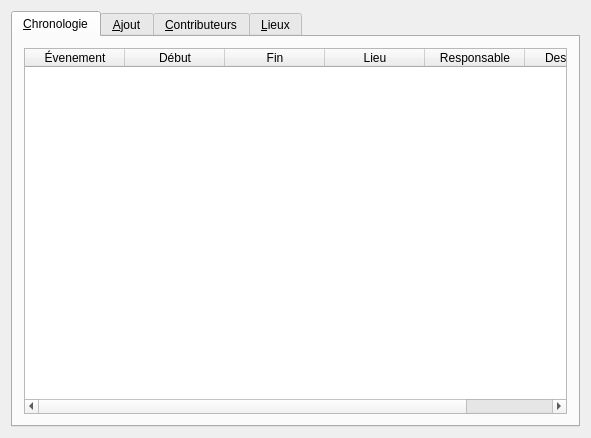
Old version of the form Programmation/Codes fonctionnels/ChonoEdit/chronoedit.ui in the repository mjc-ermont/2011.
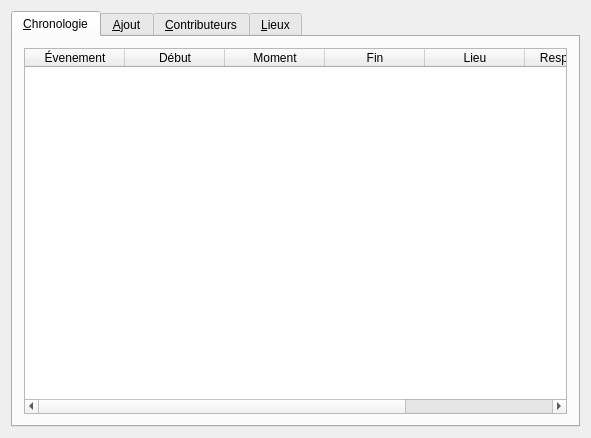
New version of the form.

Commit message: Finition de l'editeur de chronologie Petit fail : j'avais oublié de gèrer le avant/après

Patch:
```diff
--- a/Programmation/Codes fonctionnels/ChonoEdit/chronoedit.ui
+++ b/Programmation/Codes fonctionnels/ChonoEdit/chronoedit.ui
@@ -69,6 +69,11 @@
            <string>Début</string>
           </property>
          </column>
+         <column>
+          <property name="text">
+           <string>Moment</string>
+          </property>
+         </column>
          <column>
           <property name="text">
            <string>Fin</string>
```
Left out of the diff: 2 changed lines with no effect on the pictures. The commit also changes 2 other files.
